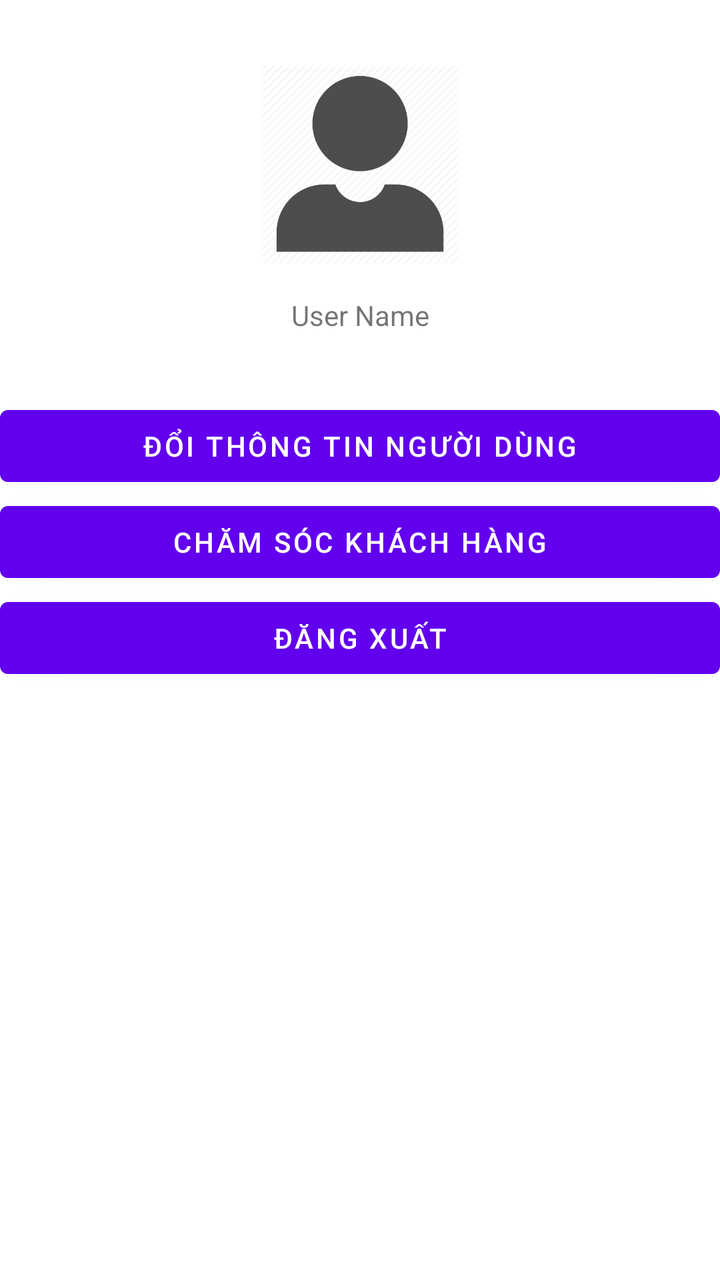
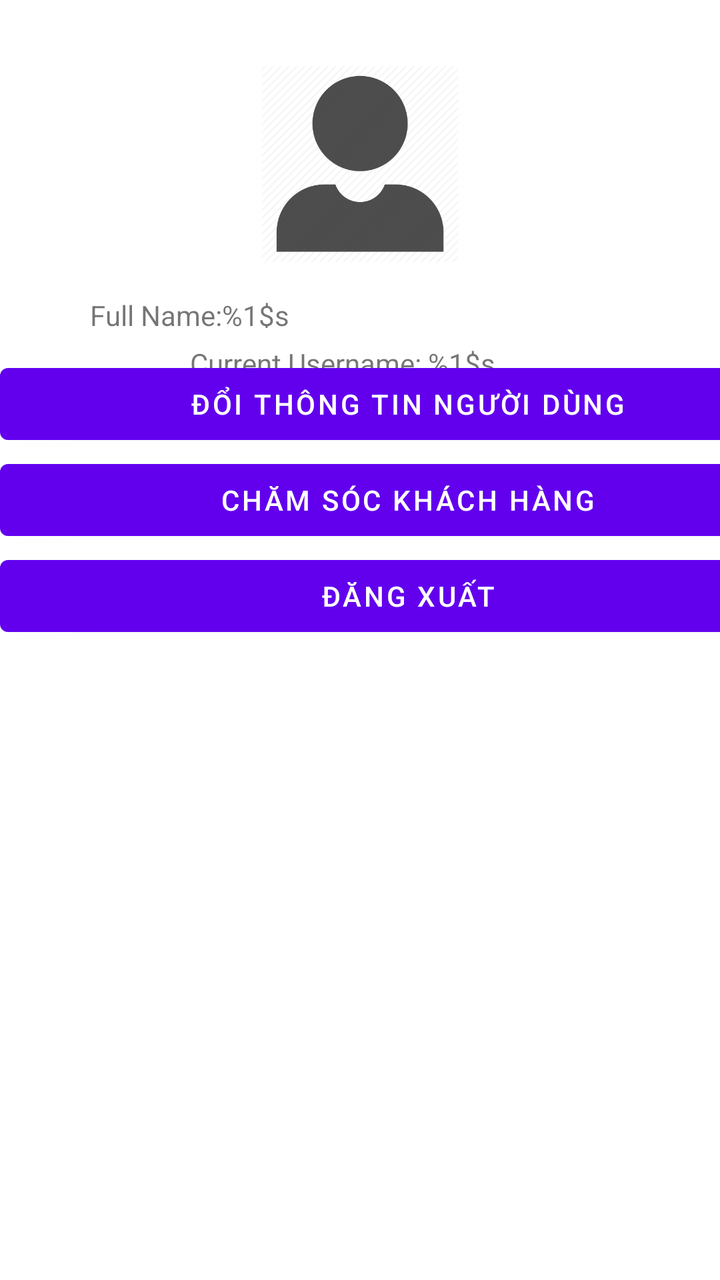

Screens rendered from an Android XML layout before and after an edit, with the pre-edit source and the edit as a unified diff.
<!-- AndroidManifest.xml: application theme Theme.PRM392_TaiXiuFBT -->
<!-- res/layout/fragment_account.xml -->
<androidx.constraintlayout.widget.ConstraintLayout xmlns:android="http://schemas.android.com/apk/res/android"
    xmlns:app="http://schemas.android.com/apk/res-auto"
    xmlns:tools="http://schemas.android.com/tools"
    android:layout_width="match_parent"
    android:layout_height="match_parent"
    tools:context=".ui.account.AccountFragment">

    <ImageView
        android:id="@+id/userAvatar"
        android:layout_width="100dp"
        android:layout_height="100dp"
        android:src="@drawable/ic_account"
        app:layout_constraintTop_toTopOf="parent"
        app:layout_constraintStart_toStartOf="parent"
        app:layout_constraintEnd_toEndOf="parent"
        android:layout_marginTop="32dp"/>

    <TextView
        android:id="@+id/userName"
        android:layout_width="wrap_content"
        android:layout_height="wrap_content"
        android:text="User Name"
        app:layout_constraintTop_toBottomOf="@id/userAvatar"
        app:layout_constraintStart_toStartOf="parent"
        app:layout_constraintEnd_toEndOf="parent"
        android:layout_marginTop="16dp"/>

    <LinearLayout
        android:id="@+id/menuContainer"
        android:layout_width="match_parent"
        android:layout_height="wrap_content"
        android:orientation="vertical"
        app:layout_constraintTop_toBottomOf="@id/userName"
        android:layout_marginTop="32dp">

        <Button
            android:id="@+id/changeInfoButton"
            android:layout_width="match_parent"
            android:layout_height="wrap_content"
            android:text="Đổi thông tin người dùng"/>

        <Button
            android:id="@+id/supportButton"
            android:layout_width="match_parent"
            android:layout_height="wrap_content"
            android:text="Chăm sóc khách hàng"/>

        <Button
            android:id="@+id/logoutButton"
            android:layout_width="match_parent"
            android:layout_height="wrap_content"
            android:text="Đăng xuất"/>
    </LinearLayout>

</androidx.constraintlayout.widget.ConstraintLayout>
<!-- resources referenced by this layout -->
<resources>
  <!-- drawable ic_account: png bitmap (drawable, 16172 bytes) -->
  <style name="Theme.PRM392_TaiXiuFBT" parent="Theme.MaterialComponents.DayNight.DarkActionBar">
          
          <item name="colorPrimary">@color/purple_500</item>
          <item name="colorPrimaryVariant">@color/purple_700</item>
          <item name="colorOnPrimary">@color/white</item>
          
          <item name="colorSecondary">@color/teal_200</item>
          <item name="colorSecondaryVariant">@color/teal_700</item>
          <item name="colorOnSecondary">@color/black</item>
          
          <item name="android:statusBarColor">?attr/colorPrimaryVariant</item>
          
      </style>
  <color name="purple_500">#FF6200EE</color>
  <color name="purple_700">#FF3700B3</color>
  <color name="white">#FFFFFFFF</color>
  <color name="teal_200">#FF03DAC5</color>
  <color name="teal_700">#FF018786</color>
  <color name="black">#FF000000</color>
</resources>

<!-- the commit's change to res/layout/fragment_account.xml (unified diff, before → after) -->
@@ -16,40 +16,65 @@
         android:layout_marginTop="32dp"/>
 
     <TextView
+        android:id="@+id/fullName"
+        android:layout_width="296dp"
+        android:layout_height="16dp"
+        android:layout_marginTop="16dp"
+        android:text="@string/fullnameField"
+        app:layout_constraintEnd_toEndOf="parent"
+        app:layout_constraintHorizontal_bias="0.704"
+        app:layout_constraintStart_toStartOf="parent"
+        app:layout_constraintTop_toBottomOf="@id/userAvatar" />
+
+    <TextView
         android:id="@+id/userName"
         android:layout_width="wrap_content"
         android:layout_height="wrap_content"
-        android:text="User Name"
-        app:layout_constraintTop_toBottomOf="@id/userAvatar"
+        android:layout_marginTop="40dp"
+        android:text="@string/usernameField"
+        app:layout_constraintEnd_toEndOf="parent"
+        app:layout_constraintHorizontal_bias="0.459"
         app:layout_constraintStart_toStartOf="parent"
+        app:layout_constraintTop_toBottomOf="@id/userAvatar" />
+
+    <TextView
+        android:id="@+id/totalMoney"
+        android:layout_width="wrap_content"
+        android:layout_height="wrap_content"
+        android:layout_marginTop="68dp"
+        android:text="@string/moneyField"
         app:layout_constraintEnd_toEndOf="parent"
-        android:layout_marginTop="16dp"/>
+        app:layout_constraintStart_toStartOf="parent"
+        app:layout_constraintTop_toBottomOf="@id/userAvatar" />
 
     <LinearLayout
         android:id="@+id/menuContainer"
-        android:layout_width="match_parent"
-        android:layout_height="wrap_content"
+        android:layout_width="408dp"
+        android:layout_height="159dp"
+        android:layout_marginTop="28dp"
+        android:layout_marginBottom="344dp"
         android:orientation="vertical"
+        app:layout_constraintBottom_toBottomOf="parent"
         app:layout_constraintTop_toBottomOf="@id/userName"
-        android:layout_marginTop="32dp">
+        tools:layout_editor_absoluteX="1dp">
 
         <Button
             android:id="@+id/changeInfoButton"
             android:layout_width="match_parent"
             android:layout_height="wrap_content"
-            android:text="Đổi thông tin người dùng"/>
+            android:text="Đổi thông tin người dùng" />
 
         <Button
             android:id="@+id/supportButton"
             android:layout_width="match_parent"
             android:layout_height="wrap_content"
-            android:text="Chăm sóc khách hàng"/>
+            android:text="Chăm sóc khách hàng" />
 
         <Button
             android:id="@+id/logoutButton"
             android:layout_width="match_parent"
             android:layout_height="wrap_content"
-            android:text="Đăng xuất"/>
+            android:text="Đăng xuất" />
     </LinearLayout>
 
 </androidx.constraintlayout.widget.ConstraintLayout>
<!-- resource entries referenced after the edit -->
@@ -1,6 +1,9 @@
 <!-- resources referenced by this layout -->
 <resources>
   <!-- drawable ic_account: png bitmap (drawable, 16172 bytes) -->
+  <string name="fullnameField">Full Name:%1$s</string>
+  <string name="moneyField">"Current money: %1$d"</string>
+  <string name="usernameField">"Current Username: %1$s"</string>
   <style name="Theme.PRM392_TaiXiuFBT" parent="Theme.MaterialComponents.DayNight.DarkActionBar">
           
           <item name="colorPrimary">@color/purple_500</item>
